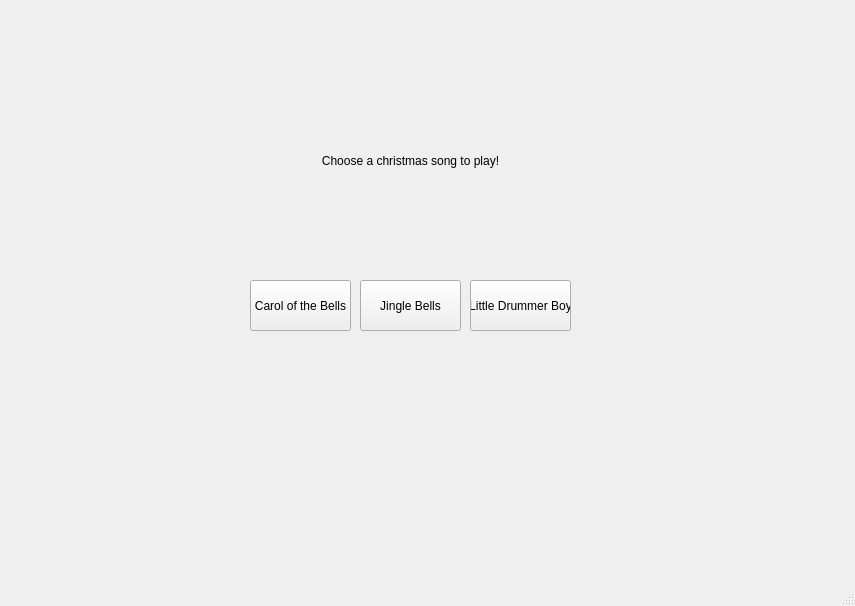
This is test.ui in JasonLuckow/ProjectLab2 as Qt 5 draws it before an edit. The edited form follows.
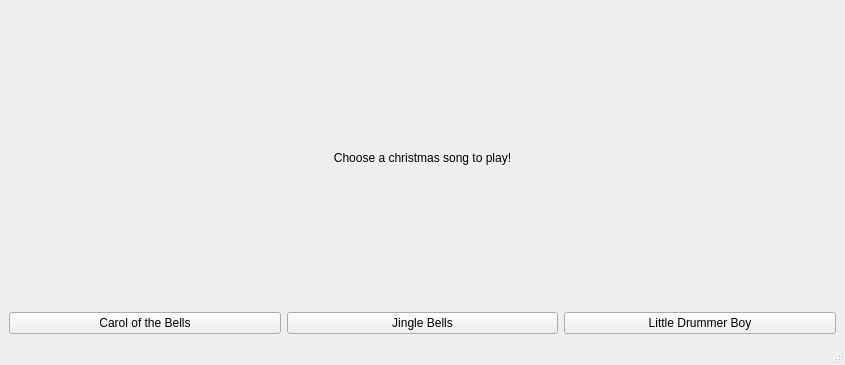
This is the edited form.

Diff of the .ui file:
```diff
--- a/test.ui
+++ b/test.ui
@@ -6,8 +6,8 @@
    <rect>
     <x>0</x>
     <y>0</y>
-    <width>855</width>
-    <height>606</height>
+    <width>845</width>
+    <height>365</height>
    </rect>
   </property>
   <property name="acceptDrops">
@@ -17,54 +17,9 @@
    <string>MainWindow</string>
   </property>
   <widget class="QWidget" name="centralwidget">
-   <widget class="QPushButton" name="carolbtn">
-    <property name="geometry">
-     <rect>
-      <x>250</x>
-      <y>280</y>
-      <width>101</width>
-      <height>51</height>
-     </rect>
-    </property>
-    <property name="text">
-     <string>Carol of the Bells</string>
-    </property>
-   </widget>
-   <widget class="QPushButton" name="jinglebtn">
-    <property name="geometry">
-     <rect>
-      <x>360</x>
-      <y>280</y>
-      <width>101</width>
-      <height>51</height>
-     </rect>
-    </property>
-    <property name="text">
-     <string>Jingle Bells</string>
-    </property>
-   </widget>
-   <widget class="QPushButton" name="littlebtn">
-    <property name="geometry">
-     <rect>
-      <x>470</x>
-      <y>280</y>
-      <width>101</width>
-      <height>51</height>
-     </rect>
-    </property>
-    <property name="text">
-     <string>Little Drummer Boy</string>
-    </property>
-   </widget>
+   <layout class="QGridLayout" name="gridLayout">
+    <item row="0" column="0" colspan="3">
    <widget class="QLabel" name="label1">
-    <property name="geometry">
-     <rect>
-      <x>280</x>
-      <y>90</y>
-      <width>261</width>
-      <height>141</height>
-     </rect>
-    </property>
     <property name="autoFillBackground">
      <bool>true</bool>
     </property>
@@ -75,6 +30,29 @@
      <set>Qt::AlignCenter</set>
     </property>
    </widget>
+    </item>
+    <item row="1" column="1">
+     <widget class="QPushButton" name="jinglebtn">
+      <property name="text">
+       <string>Jingle Bells</string>
+      </property>
+     </widget>
+    </item>
+    <item row="1" column="2">
+     <widget class="QPushButton" name="littlebtn">
+      <property name="text">
+       <string>Little Drummer Boy</string>
+      </property>
+     </widget>
+    </item>
+    <item row="1" column="0">
+     <widget class="QPushButton" name="carolbtn">
+      <property name="text">
+       <string>Carol of the Bells</string>
+      </property>
+     </widget>
+    </item>
+   </layout>
   </widget>
   <widget class="QMenuBar" name="menubar">
    <property name="geometry">
```
Left out of the diff: 2 changed lines with no effect on the pictures. Lines whose indentation alone changed are shown as unchanged.
